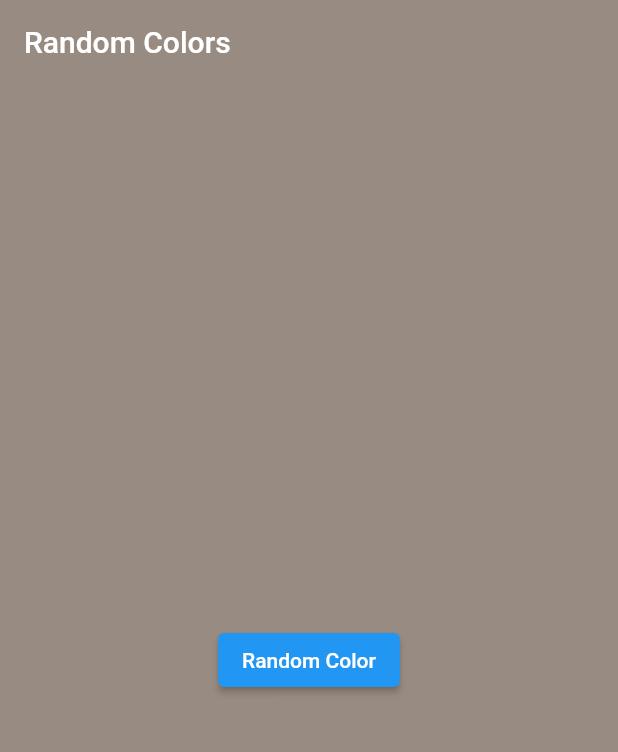
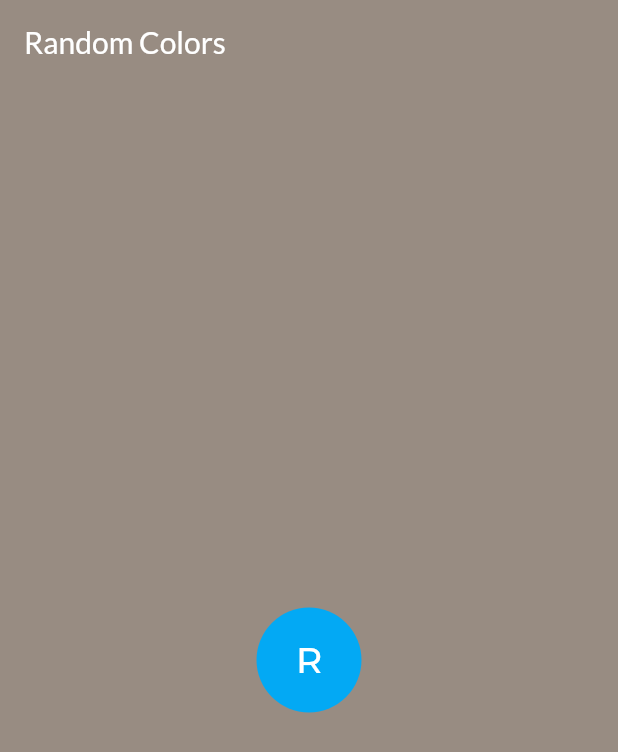
Before and after one commit to xmanelsantos/random_colors, a Flutter app: the screen it shows after launch, on a phone screen of 412 x 824 dp. Shown: the top 752 px of the screen. Run offline on Flutter 3.47's test engine with Material 2 defaults, Android fonts, the phone set to English and light mode, and no system bars; our stand-ins replace google_fonts.

Commit message:
center-button

```diff
--- a/lib/screens/home/home_screen.dart
+++ b/lib/screens/home/home_screen.dart
@@ -1,6 +1,7 @@
 import 'dart:math' as math;
 import 'package:flutter/material.dart';
 import 'package:flutter/services.dart';
+import 'package:google_fonts/google_fonts.dart';
 
 class HomeScreen extends StatefulWidget {
   @override
@@ -11,23 +12,27 @@ Color kPrimaryColor = Color.fromRGBO(152, 140, 130, 1);
 
 class _HomeScreenState extends State<HomeScreen> {
   final math.Random _random = math.Random();
-  SystemUiOverlayStyle _currentStyle = SystemUiOverlayStyle.light;
-
-  void _randomColor() {}
-
   @override
   Widget build(BuildContext context) {
     return Scaffold(
       appBar: AppBar(
-          title: Text('Random Colors'),
+        title: Text(
+          'Random Colors',
+          style: GoogleFonts.lato(),
+        ),
         elevation: 0,
         backgroundColor: kPrimaryColor,
       ),
       backgroundColor: kPrimaryColor,
-        body: AnnotatedRegion<SystemUiOverlayStyle>(
-          value: _currentStyle,
-          child: Center(
-            child: ElevatedButton(
+      body: Center(
+          child: Container(
+        width: 70,
+        height: 70,
+        decoration: BoxDecoration(
+          color: Colors.lightBlue,
+          shape: BoxShape.circle,
+        ),
+        child: TextButton(
           onPressed: () {
             final Color color = Color.fromRGBO(
               _random.nextInt(255),
@@ -39,9 +44,12 @@ class _HomeScreenState extends State<HomeScreen> {
               kPrimaryColor = color;
             });
           },
-              child: const Text('Random Color'),
+          child: Text(
+            'R',
+            style: GoogleFonts.montserrat(color: Colors.white, fontSize: 24),
           ),
         ),
-        ));
+      )),
+    );
   }
 }
--- a/pubspec.yaml
+++ b/pubspec.yaml
@@ -29,6 +29,7 @@ dependencies:
   # Use with the CupertinoIcons class for iOS style icons.
   cupertino_icons: ^1.0.2
   lint:
+  google_fonts: ^2.1.0
 
 dev_dependencies:
   flutter_test:
```
Also changed, not shown: pubspec.lock. Lines whose indentation alone changed are shown as unchanged.
